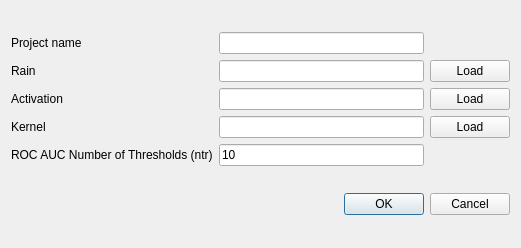
First picture: the form in validation.ui, repository alessioderango/SAKe, before the edit.
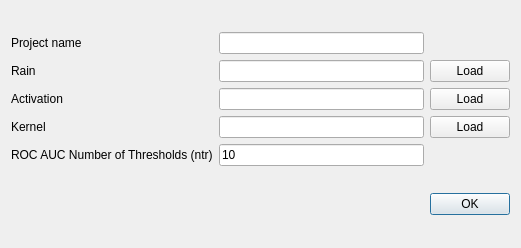
Second picture: the form after the edit.

Patch:
```diff
--- a/validation.ui
+++ b/validation.ui
@@ -111,7 +111,7 @@
       <enum>Qt::Horizontal</enum>
      </property>
      <property name="standardButtons">
-      <set>QDialogButtonBox::Cancel|QDialogButtonBox::Ok</set>
+      <set>QDialogButtonBox::Ok</set>
      </property>
     </widget>
    </item>
```
